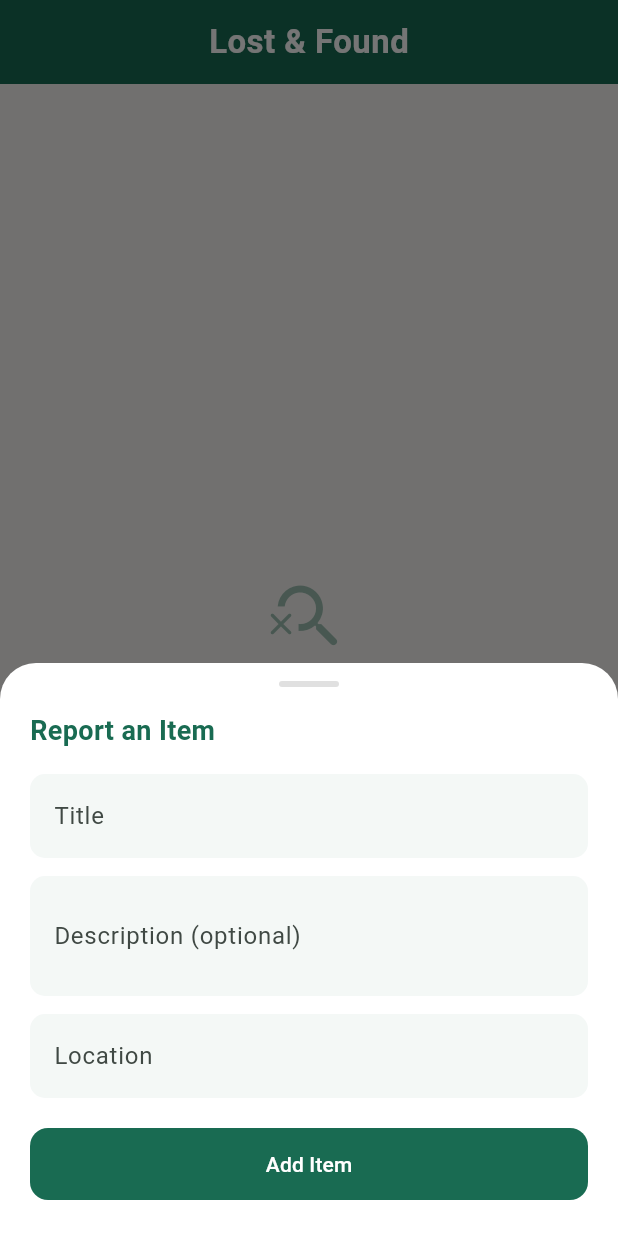
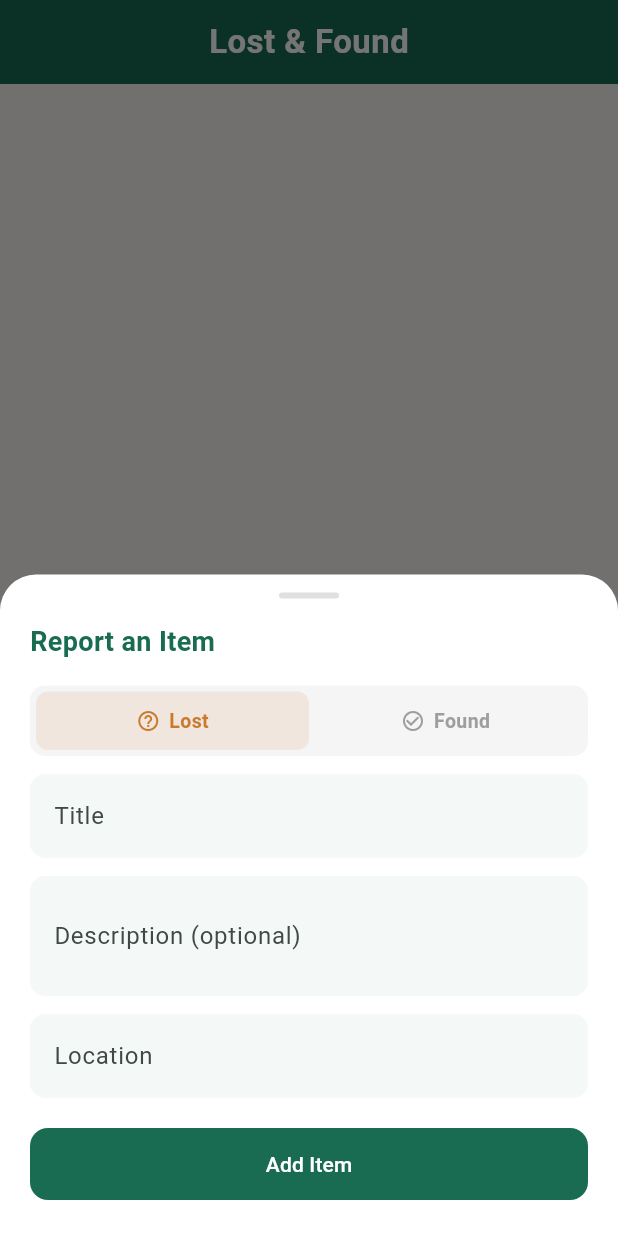
Before and after one commit to Nelsocated/Lago_Nelson_Flutter, a Flutter app: the screen it shows after launch, after a tap on "Add Item", on a phone screen of 412 x 824 dp. Run offline on Flutter 3.47's test engine with Material 3 defaults, Android fonts, the light colour scheme and no system bars; Roboto replaces fonts that are missing (Georgia).

Commit message:
Added icon for lost or found

```diff
--- a/lib/main.dart
+++ b/lib/main.dart
@@ -178,12 +178,14 @@ class Item {
   final String title;
   final String? description;
   final String location;
+  final bool found; // true = found item, false = still lost
 
   Item({
     required this.id,
     required this.title,
     this.description,
     required this.location,
+    this.found = false,
   });
 }
 
@@ -221,6 +223,15 @@ class ItemCard extends StatelessWidget {
   Widget build(BuildContext context) {
     final colorScheme = Theme.of(context).colorScheme;
 
+    // Status-driven colors: amber for still lost, green for found.
+    final statusColor = item.found
+        ? const Color(0xFF52916B)
+        : const Color(0xFFC97A2B);
+    final statusLabel = item.found ? 'Found' : 'Lost';
+    final statusIcon = item.found
+        ? Icons.check_circle_outline
+        : Icons.help_outline;
+
     return Card(
       elevation: 0,
       color: Colors.white,
@@ -250,7 +261,10 @@ class ItemCard extends StatelessWidget {
               child: Column(
                 crossAxisAlignment: CrossAxisAlignment.start,
                 children: [
-                  Text(
+                  Row(
+                    children: [
+                      Expanded(
+                        child: Text(
                           item.title,
                           style: const TextStyle(
                             fontSize: 16,
@@ -258,6 +272,35 @@ class ItemCard extends StatelessWidget {
                           ),
                           maxLines: 1,
                           overflow: TextOverflow.ellipsis,
+                        ),
+                      ),
+                      const SizedBox(width: 8),
+                      Container(
+                        padding: const EdgeInsets.symmetric(
+                          horizontal: 8,
+                          vertical: 3,
+                        ),
+                        decoration: BoxDecoration(
+                          color: statusColor.withValues(alpha: 0.12),
+                          borderRadius: BorderRadius.circular(20),
+                        ),
+                        child: Row(
+                          mainAxisSize: MainAxisSize.min,
+                          children: [
+                            Icon(statusIcon, size: 12, color: statusColor),
+                            const SizedBox(width: 4),
+                            Text(
+                              statusLabel,
+                              style: TextStyle(
+                                fontSize: 11,
+                                fontWeight: FontWeight.w600,
+                                color: statusColor,
+                              ),
+                            ),
+                          ],
+                        ),
+                      ),
+                    ],
                   ),
                   const SizedBox(height: 4),
                   Text(
@@ -329,6 +372,7 @@ class _AddItemCardState extends State<AddItemCard> {
   final _titleController = TextEditingController();
   final _descriptionController = TextEditingController();
   final _locationController = TextEditingController();
+  bool _found = false;
 
   @override
   void dispose() {
@@ -347,6 +391,7 @@ class _AddItemCardState extends State<AddItemCard> {
             ? null
             : _descriptionController.text,
         location: _locationController.text,
+        found: _found,
       );
 
       widget.onSubmit(newItem);
@@ -389,6 +434,11 @@ class _AddItemCardState extends State<AddItemCard> {
               ),
             ),
             const SizedBox(height: 16),
+            _StatusToggle(
+              found: _found,
+              onChanged: (value) => setState(() => _found = value),
+            ),
+            const SizedBox(height: 12),
             TextFormField(
               controller: _titleController,
               decoration: _fieldDecoration('Title', colorScheme),
@@ -453,6 +503,7 @@ class _UpdateItemCardState extends State<UpdateItemCard> {
   late final TextEditingController _titleController;
   late final TextEditingController _descriptionController;
   late final TextEditingController _locationController;
+  late bool _found;
 
   @override
   void initState() {
@@ -462,6 +513,7 @@ class _UpdateItemCardState extends State<UpdateItemCard> {
       text: widget.item.description ?? '',
     );
     _locationController = TextEditingController(text: widget.item.location);
+    _found = widget.item.found;
   }
 
   @override
@@ -481,6 +533,7 @@ class _UpdateItemCardState extends State<UpdateItemCard> {
             ? null
             : _descriptionController.text,
         location: _locationController.text,
+        found: _found,
       );
 
       widget.onSubmit(updatedItem);
@@ -523,6 +576,11 @@ class _UpdateItemCardState extends State<UpdateItemCard> {
               ),
             ),
             const SizedBox(height: 16),
+            _StatusToggle(
+              found: _found,
+              onChanged: (value) => setState(() => _found = value),
+            ),
+            const SizedBox(height: 12),
             TextFormField(
               controller: _titleController,
               decoration: _fieldDecoration('Title', colorScheme),
@@ -572,6 +630,93 @@ class _UpdateItemCardState extends State<UpdateItemCard> {
   }
 }
 
+/// Segmented Lost/Found toggle used in both the add and edit forms.
+class _StatusToggle extends StatelessWidget {
+  final bool found;
+  final ValueChanged<bool> onChanged;
+
+  const _StatusToggle({required this.found, required this.onChanged});
+
+  @override
+  Widget build(BuildContext context) {
+    return Container(
+      decoration: BoxDecoration(
+        color: Colors.grey[100],
+        borderRadius: BorderRadius.circular(10),
+      ),
+      padding: const EdgeInsets.all(4),
+      child: Row(
+        children: [
+          Expanded(
+            child: _StatusOption(
+              label: 'Lost',
+              icon: Icons.help_outline,
+              color: const Color(0xFFC97A2B),
+              selected: !found,
+              onTap: () => onChanged(false),
+            ),
+          ),
+          Expanded(
+            child: _StatusOption(
+              label: 'Found',
+              icon: Icons.check_circle_outline,
+              color: const Color(0xFF52916B),
+              selected: found,
+              onTap: () => onChanged(true),
+            ),
+          ),
+        ],
+      ),
+    );
+  }
+}
+
+class _StatusOption extends StatelessWidget {
+  final String label;
+  final IconData icon;
+  final Color color;
+  final bool selected;
+  final VoidCallback onTap;
+
+  const _StatusOption({
+    required this.label,
+    required this.icon,
+    required this.color,
+    required this.selected,
+    required this.onTap,
+  });
+
+  @override
+  Widget build(BuildContext context) {
+    return GestureDetector(
+      onTap: onTap,
+      child: AnimatedContainer(
+        duration: const Duration(milliseconds: 150),
+        padding: const EdgeInsets.symmetric(vertical: 10),
+        decoration: BoxDecoration(
+          color: selected ? color.withValues(alpha: 0.12) : Colors.transparent,
+          borderRadius: BorderRadius.circular(8),
+        ),
+        child: Row(
+          mainAxisAlignment: MainAxisAlignment.center,
+          children: [
+            Icon(icon, size: 16, color: selected ? color : Colors.grey[500]),
+            const SizedBox(width: 6),
+            Text(
+              label,
+              style: TextStyle(
+                fontSize: 13,
+                fontWeight: FontWeight.w600,
+                color: selected ? color : Colors.grey[500],
+              ),
+            ),
+          ],
+        ),
+      ),
+    );
+  }
+}
+
 InputDecoration _fieldDecoration(String label, ColorScheme colorScheme) {
   return InputDecoration(
     labelText: label,
```
Lines whose indentation alone changed are shown as unchanged.
